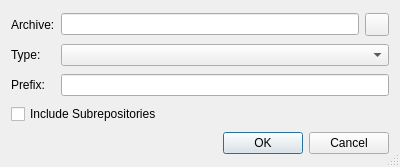
Before: the Qt Designer form Plugins/VcsPlugins/vcsMercurial/HgArchiveDialog.ui in testmana2/test, drawn with Qt 5.
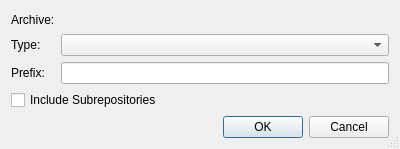
After: the same form once the commit is applied. Custom widgets are drawn as their Qt base class.

Commit message: Modified more dialogs to use the path picker widgets.

The edit to the form file:
```diff
--- a/Plugins/VcsPlugins/vcsMercurial/HgArchiveDialog.ui
+++ b/Plugins/VcsPlugins/vcsMercurial/HgArchiveDialog.ui
@@ -7,7 +7,7 @@
     <x>0</x>
     <y>0</y>
     <width>400</width>
-    <height>167</height>
+    <height>149</height>
    </rect>
   </property>
   <property name="windowTitle">
@@ -25,7 +25,16 @@
     </widget>
    </item>
    <item row="0" column="1">
-    <widget class="QLineEdit" name="archiveEdit">
+    <widget class="E5PathPicker" name="archivePicker" native="true">
+     <property name="sizePolicy">
+      <sizepolicy hsizetype="Expanding" vsizetype="Preferred">
+       <horstretch>0</horstretch>
+       <verstretch>0</verstretch>
+      </sizepolicy>
+     </property>
+     <property name="focusPolicy">
+      <enum>Qt::StrongFocus</enum>
+     </property>
      <property name="toolTip">
       <string>Enter the file name of the archive</string>
      </property>
@@ -38,7 +47,7 @@
      </property>
     </widget>
    </item>
-   <item row="1" column="1" colspan="2">
+   <item row="1" column="1">
     <widget class="QComboBox" name="typeComboBox">
      <property name="toolTip">
       <string>Select the archive type</string>
@@ -52,14 +61,14 @@
      </property>
     </widget>
    </item>
-   <item row="2" column="1" colspan="2">
+   <item row="2" column="1">
     <widget class="QLineEdit" name="prefixEdit">
      <property name="toolTip">
       <string>Enter the directory prefix for the files in the archive</string>
      </property>
     </widget>
    </item>
-   <item row="3" column="0" colspan="3">
+   <item row="3" column="0" colspan="2">
     <widget class="QCheckBox" name="subReposCheckBox">
      <property name="toolTip">
       <string>Select to recurse into subrepositories</string>
@@ -69,7 +78,7 @@
      </property>
     </widget>
    </item>
-   <item row="4" column="0" colspan="3">
+   <item row="4" column="0" colspan="2">
     <widget class="QDialogButtonBox" name="buttonBox">
      <property name="orientation">
       <enum>Qt::Horizontal</enum>
@@ -79,15 +88,16 @@
      </property>
     </widget>
    </item>
-   <item row="0" column="2">
-    <widget class="QToolButton" name="archiveButton">
-     <property name="toolTip">
-      <string>Press to select the archive file name via a file selection dialog</string>
-     </property>
-    </widget>
-   </item>
   </layout>
  </widget>
+ <customwidgets>
+  <customwidget>
+   <class>E5PathPicker</class>
+   <extends>QWidget</extends>
+   <header>E5Gui/E5PathPicker.h</header>
+   <container>1</container>
+  </customwidget>
+ </customwidgets>
  <tabstops>
   <tabstop>archiveEdit</tabstop>
   <tabstop>archiveButton</tabstop>
```
Left out of the diff: 4 changed lines with no effect on the pictures. The commit also changes 22 other files.
